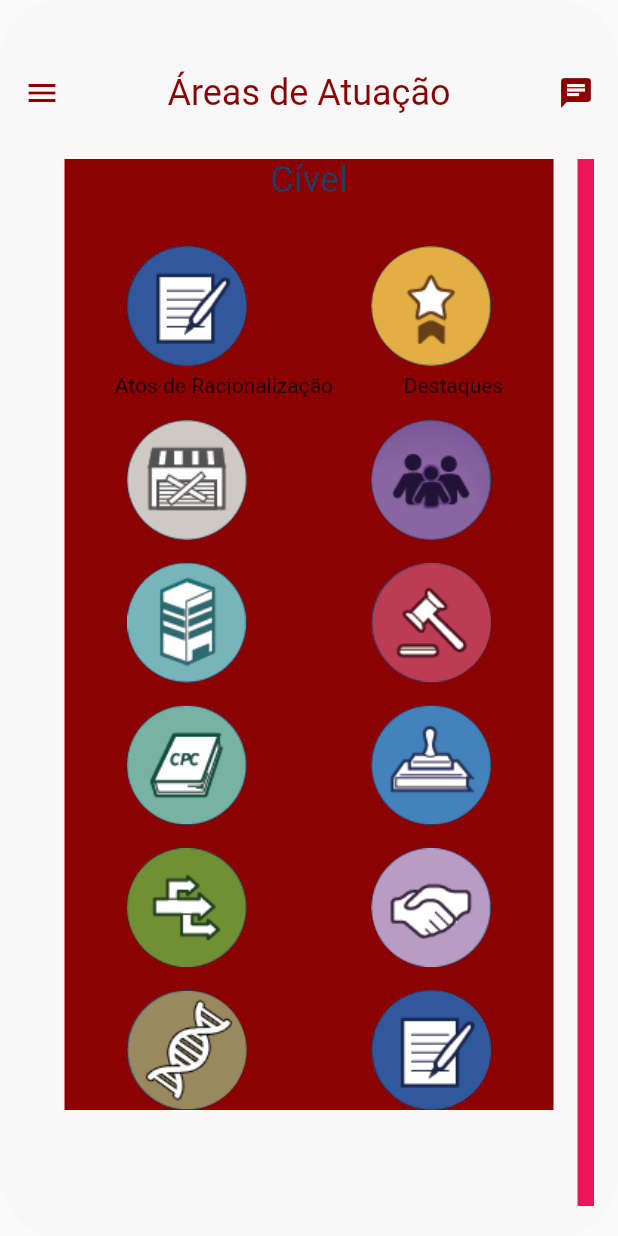
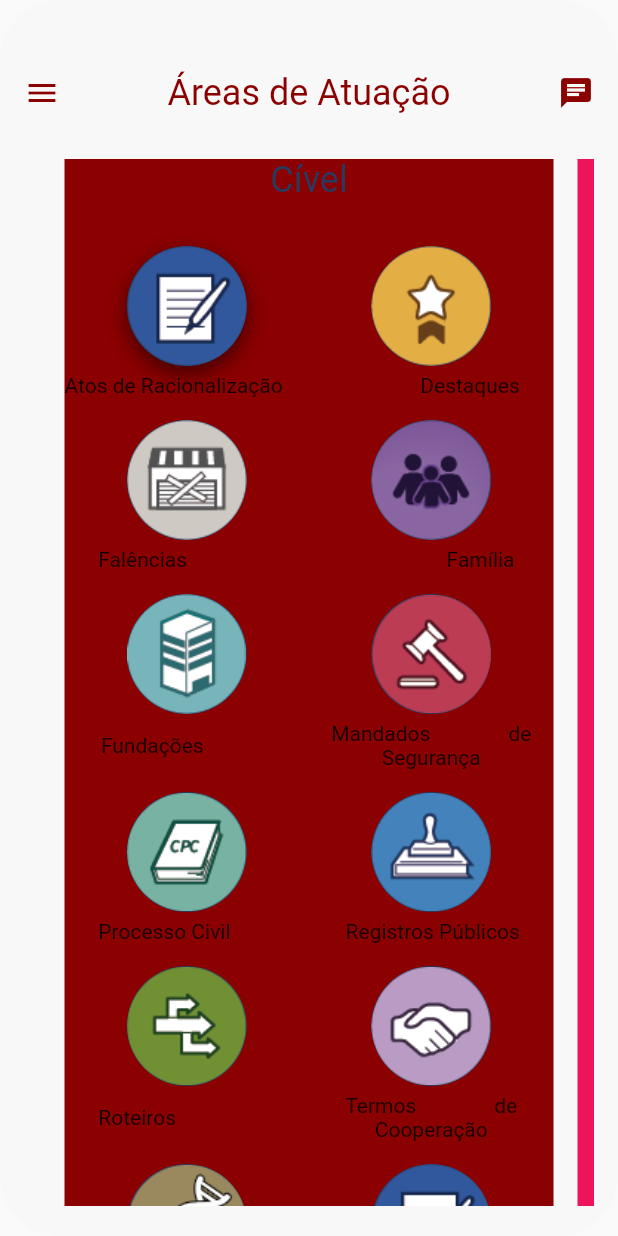
Before and after one commit to PapitoTI/Challenge_MPSP, a Flutter app: the Area widget shown alone on an empty page, opened directly, on a phone screen of 412 x 824 dp. Run offline on Flutter 3.47's test engine with Material 2 defaults, Android fonts, the phone set to English and light mode, and no system bars; our stand-ins replace bloc, flutter_bloc, font_awesome_flutter, google_fonts.

Commit message:
Layout área Cível e sombreamento

```diff
--- a/lib/views/area.view.dart
+++ b/lib/views/area.view.dart
@@ -79,6 +79,14 @@ class Area extends StatelessWidget with NavigationStates {
                             Container(
                               decoration: BoxDecoration(
                                   shape: BoxShape.circle,
+                                  boxShadow: [
+                                    BoxShadow(
+                                      color: Colors.black.withOpacity(0.5),
+                                      spreadRadius: 0.5,
+                                      blurRadius: 10,
+                                      offset: Offset(0, 5),
+                                    )
+                                  ],
                                   color: Palett.azulmpsp,
                                   image: DecorationImage(
                                     image: AssetImage('assets/img/atos.png'),
@@ -101,45 +109,22 @@ class Area extends StatelessWidget with NavigationStates {
                         ),
                         SizedBox(height: 5),
                         Container(
-                          //alignment: Alignment.center,
                           child: Row(
-                            mainAxisAlignment: MainAxisAlignment.spaceAround,
+                            mainAxisAlignment: MainAxisAlignment.spaceBetween,
                             children: [
-                              Padding(
-                                padding: const EdgeInsets.only(left: 10.0),
-                                child: Flexible(
-                                    child: Text(("Atos de Racionalização"))),
-                              ),
-                              Padding(
-                                padding: const EdgeInsets.only(right: 10.0),
-                                child: Flexible(child: Text(("Destaques"))),
-                              ),
+                              Flexible(
+                                  child: Text(
+                                "Atos de Racionalização",
+                                textAlign: TextAlign.center,
+                              )),
+                              Flexible(
+                                  child: Text(
+                                "Destaques             ",
+                                textAlign: TextAlign.center,
+                              )),
                             ],
                           ),
                         ),
-                        // Row(
-                        //   mainAxisAlignment: MainAxisAlignment.spaceAround,
-                        //   children: [
-                        //     Container(
-                        //       alignment: Alignment.center,
-                        //       width: 150,
-                        //       child: Text("Atos de Racionalização",
-                        //           style: TextStyle(
-                        //               fontSize: 16, color: Palett.azulmpsp),
-                        //           overflow: TextOverflow.ellipsis,
-                        //           maxLines: 2),
-                        //     ),
-                        //     Container(
-                        //       alignment: Alignment.center,
-                        //       width: 120,
-                        //       child: Text("Destaques",
-                        //           style: TextStyle(
-                        //               fontSize: 16, color: Palett.azulmpsp),
-                        //           overflow: TextOverflow.ellipsis,
-                        //           maxLines: 1),
-                        //     ),
-                        //   ],
-                        // ),
                         SizedBox(height: 15),
                         Row(
                           mainAxisAlignment: MainAxisAlignment.spaceAround,
@@ -166,6 +151,24 @@ class Area extends StatelessWidget with NavigationStates {
                               height: boxSize,
                             ),
                           ],
+                        ),
+                        SizedBox(height: 5),
+                        Container(
+                          child: Row(
+                            mainAxisAlignment: MainAxisAlignment.spaceBetween,
+                            children: [
+                              Flexible(
+                                  child: Text(
+                                "Falências             ",
+                                textAlign: TextAlign.center,
+                              )),
+                              Flexible(
+                                  child: Text(
+                                "Família               ",
+                                textAlign: TextAlign.center,
+                              )),
+                            ],
+                          ),
                         ),
                         SizedBox(height: 15),
                         Row(
@@ -195,6 +198,24 @@ class Area extends StatelessWidget with NavigationStates {
                             ),
                           ],
                         ),
+                        SizedBox(height: 5),
+                        Container(
+                          child: Row(
+                            mainAxisAlignment: MainAxisAlignment.spaceBetween,
+                            children: [
+                              Flexible(
+                                  child: Text(
+                                "Fundações              ",
+                                textAlign: TextAlign.center,
+                              )),
+                              Flexible(
+                                  child: Text(
+                                "Mandados               de Segurança",
+                                textAlign: TextAlign.center,
+                              )),
+                            ],
+                          ),
+                        ),
                         SizedBox(height: 15),
                         Row(
                           mainAxisAlignment: MainAxisAlignment.spaceAround,
@@ -223,6 +244,24 @@ class Area extends StatelessWidget with NavigationStates {
                             ),
                           ],
                         ),
+                        SizedBox(height: 5),
+                        Container(
+                          child: Row(
+                            mainAxisAlignment: MainAxisAlignment.spaceBetween,
+                            children: [
+                              Flexible(
+                                  child: Text(
+                                "Processo Civil             ",
+                                textAlign: TextAlign.center,
+                              )),
+                              Flexible(
+                                  child: Text(
+                                "Registros Públicos             ",
+                                textAlign: TextAlign.center,
+                              )),
+                            ],
+                          ),
+                        ),
                         SizedBox(height: 15),
                         Row(
                           mainAxisAlignment: MainAxisAlignment.spaceAround,
@@ -250,6 +289,24 @@ class Area extends StatelessWidget with NavigationStates {
                             ),
                           ],
                         ),
+                        SizedBox(height: 5),
+                        Container(
+                          child: Row(
+                            mainAxisAlignment: MainAxisAlignment.spaceBetween,
+                            children: [
+                              Flexible(
+                                  child: Text(
+                                "Roteiros             ",
+                                textAlign: TextAlign.center,
+                              )),
+                              Flexible(
+                                  child: Text(
+                                "Termos               de Cooperação",
+                                textAlign: TextAlign.center,
+                              )),
+                            ],
+                          ),
+                        ),
                         SizedBox(height: 15),
                         Row(
                           mainAxisAlignment: MainAxisAlignment.spaceAround,
@@ -276,6 +333,24 @@ class Area extends StatelessWidget with NavigationStates {
                             ),
                           ],
                         ),
+                        SizedBox(height: 5),
+                        Container(
+                          child: Row(
+                            mainAxisAlignment: MainAxisAlignment.spaceBetween,
+                            children: [
+                              Flexible(
+                                  child: Text(
+                                "Agendamento          de Exames de DNA",
+                                textAlign: TextAlign.center,
+                              )),
+                              Flexible(
+                                  child: Text(
+                                "Destaques             ",
+                                textAlign: TextAlign.center,
+                              )),
+                            ],
+                          ),
+                        ),
                       ],
                     ),
                   ),
```
Also changed, not shown: lib/widgets/iconContainer.dart (added, +8 -0 lines).
